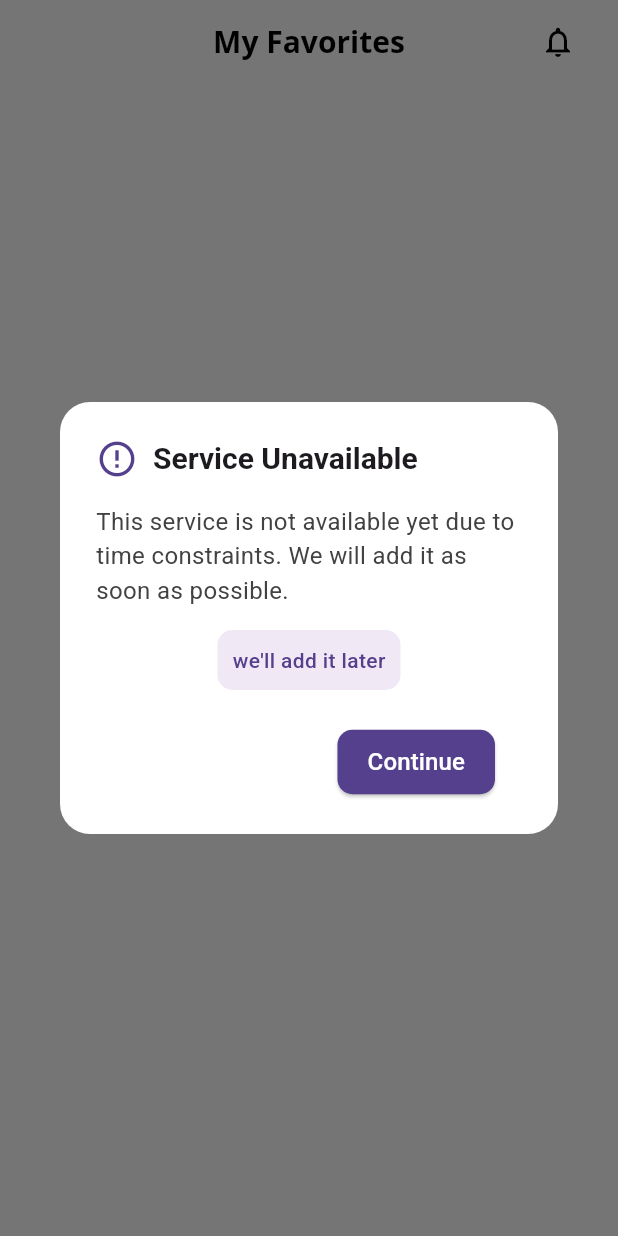
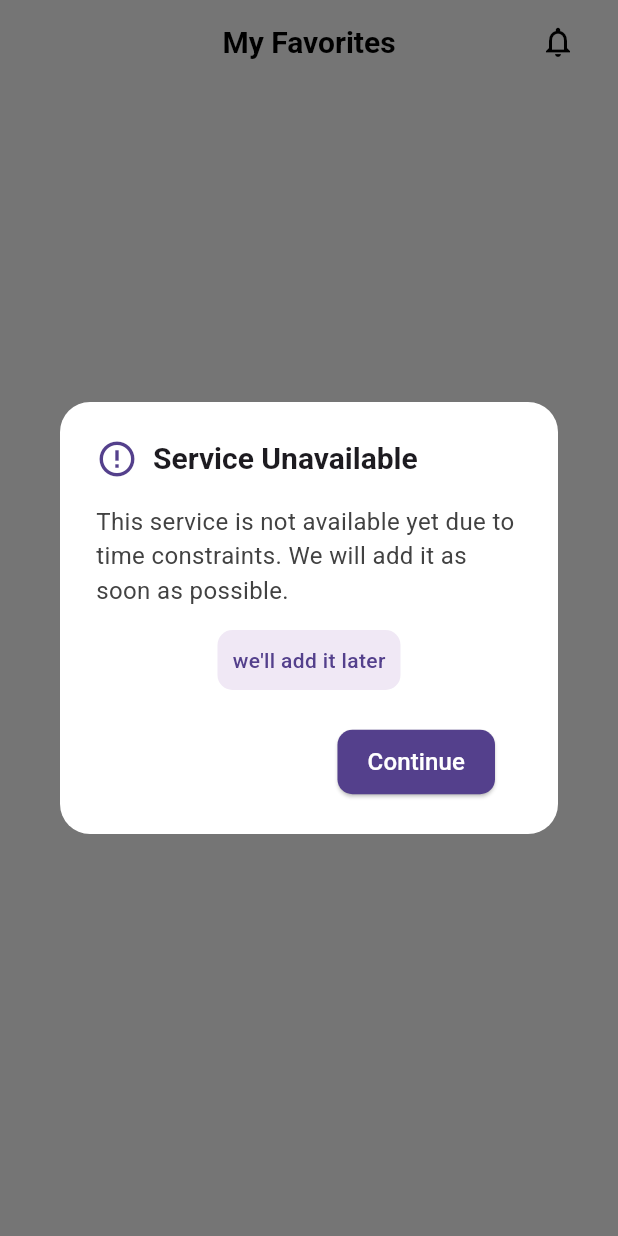
Before and after one commit to KhaledYssaad/BAZARproject, a Flutter app: the FavoriteScreen screen opened by its route, after a tap on the "notifications" icon, on a phone screen of 412 x 824 dp. Run offline on Flutter 3.47's test engine with Material 3 defaults, Android fonts, the phone set to English and light mode, and no system bars; our stand-ins replace file_picker, flutter_dotenv, flutter_local_notifications, flutter_map, latlong2, location and 3 more; accounts and stored records are empty; network calls fail.

Commit message:
bug fixes

```diff
--- a/lib/home/profilescreen/adress_screen.dart
+++ b/lib/home/profilescreen/adress_screen.dart
@@ -1,7 +1,7 @@
 import 'package:app/apiServices/notification_service.dart';
 import 'package:app/constants/colors.dart';
+import 'package:app/apiServices/long_lat_service.dart';
 import 'package:app/home/profilescreen/change_location.dart';
-import 'package:app/apiServices/long_lat_service.dart';
 import 'package:flutter/material.dart';
 import 'package:flutter_map/flutter_map.dart';
 import 'package:latlong2/latlong.dart';
@@ -125,7 +125,6 @@ class _AddressScreenState extends State<AddressScreen> {
         });
 
         mapController.move(LatLng(coords["lat"]!, coords["lon"]!), 15);
-
       } else {
         _showError("Location not found");
       }
--- a/lib/home/profilescreen/favorite_screen.dart
+++ b/lib/home/profilescreen/favorite_screen.dart
@@ -11,27 +11,29 @@ class FavoriteScreen extends StatefulWidget {
 }
 
 class _FavoriteScreenState extends State<FavoriteScreen> {
-  bool isLoading = true;
+  late Future<List<Map<String, dynamic>>> _favoritesFuture;
 
-  Future<List<dynamic>> _fetchFavoriteBooks() async {
+  @override
+  void initState() {
+    super.initState();
+    _favoritesFuture = _fetchFavoriteBooks();
+  }
+
+  Future<List<Map<String, dynamic>>> _fetchFavoriteBooks() async {
     try {
       final authService = AuthService();
-      String? id = authService.getCurrentUserId();
-      if (id == null) throw Exception("No user logged in");
+      final userId = authService.getCurrentUserId();
+      if (userId == null) return [];
 
-      final user = await authService.getUserProfile(id);
-      if (user == null) throw Exception("User profile not found");
+      final user = await authService.getUserProfile(userId);
+      if (user == null || user['favorites'] == null) return [];
 
-      List<dynamic> favoriteData = [];
-      if (user['favorites'] != null) {
       if (user['favorites'] is List) {
-          favoriteData = List.from(user['favorites']);
-        } else {
-          throw Exception("favorite is not a valid JSON array");
+        return List<Map<String, dynamic>>.from(user['favorites']);
       }
-      }
-      return favoriteData;
-    } catch (e) {
+
+      return [];
+    } catch (_) {
       return [];
     }
   }
@@ -45,76 +47,52 @@ class _FavoriteScreenState extends State<FavoriteScreen> {
         child: AppBar(
           backgroundColor: Colors.white,
           elevation: 0,
-          shadowColor: Colors.transparent,
-          surfaceTintColor: Colors.transparent,
           automaticallyImplyLeading: false,
           title: Stack(
             alignment: Alignment.center,
             children: const [
               Center(
-                child: Text(
-                  "My Favorites",
+                  child: Text("My Favorites",
                       style: TextStyle(
-                    fontFamily: "Open Sans",
                           fontSize: 20,
                           fontWeight: FontWeight.w700,
-                    color: Colors.black,
-                  ),
-                ),
-              ),
-              Positioned(
-                right: 0,
-                child: NotificationButton(),
-              ),
+                          color: Colors.black))),
+              Positioned(right: 0, child: NotificationButton()),
             ],
           ),
         ),
       ),
-      body: FutureBuilder<List<dynamic>>(
-        future: _fetchFavoriteBooks(),
-        builder: (BuildContext context, AsyncSnapshot snapshot) {
+      body: FutureBuilder<List<Map<String, dynamic>>>(
+        future: _favoritesFuture,
+        builder: (context, snapshot) {
           if (snapshot.connectionState == ConnectionState.waiting) {
             return const Center(child: CircularProgressIndicator());
           } else if (snapshot.hasError) {
             return const Center(
-              child: Text(
-                "Error fetching book details",
-                style: TextStyle(color: Colors.red),
-              ),
-            );
-          } else if (!snapshot.hasData || snapshot.data!.isEmpty) {
+                child: Text("Error fetching favorites",
+                    style: TextStyle(color: Colors.red)));
+          } else if (snapshot.data == null || snapshot.data!.isEmpty) {
             return const Center(
               child: Column(
                 mainAxisAlignment: MainAxisAlignment.center,
                 children: [
                   Icon(Icons.heart_broken, size: 80, color: Colors.grey),
                   SizedBox(height: 16),
-                  Text(
-                    "Go add some books!!",
+                  Text("Go add some books!!",
                       style: TextStyle(
                           fontSize: 18,
                           fontWeight: FontWeight.w500,
-                      color: Colors.black54,
-                    ),
-                  ),
+                          color: Colors.black54)),
                 ],
               ),
             );
           } else {
-            final books = snapshot.data as List<dynamic>;
-            return SingleChildScrollView(
-              child: Container(
-                padding: const EdgeInsets.symmetric(horizontal: 24),
-                child: Column(
-                  children: [
-                    for (var book in books)
-                      FavCartBook(
-                        book: book,
-                        isCart: false,
-                      ),
-                  ],
-                ),
-              ),
+            final books = snapshot.data!;
+            return ListView.builder(
+              padding: const EdgeInsets.symmetric(horizontal: 24, vertical: 16),
+              itemCount: books.length,
+              itemBuilder: (_, index) =>
+                  FavCartBook(book: books[index], isCart: false),
             );
           }
         },
--- a/pubspec.yaml
+++ b/pubspec.yaml
@@ -33,6 +33,7 @@ dependencies:
   firebase_core: ^4.1.0
   timezone: ^0.10.1
   flutter_dotenv: ^6.0.0
+  permission_handler: ^12.0.1
 
 dev_dependencies:
   flutter_test:
@@ -51,6 +52,7 @@ flutter:
     - assets/images/Apple.png
     - assets/images/Google.png
     - assets/images/Group.png
+    - .env
 
   fonts:
     - family: Open Sans
```
Also changed, not shown: lib/auth/auth_service.dart (+37 -15 lines), lib/home/categoryscreen/specific_book.dart (+22 -18 lines), lib/home/profilescreen/account_screen.dart (+36 -3 lines), lib/home/profilescreen/profile_screen.dart (+17 -5 lines), lib/main.dart (+31 -34 lines), lib/widgets/fav_cart_book.dart (+91 -117 lines), pubspec.lock, 7 other files. Lines whose indentation alone changed are shown as unchanged.
